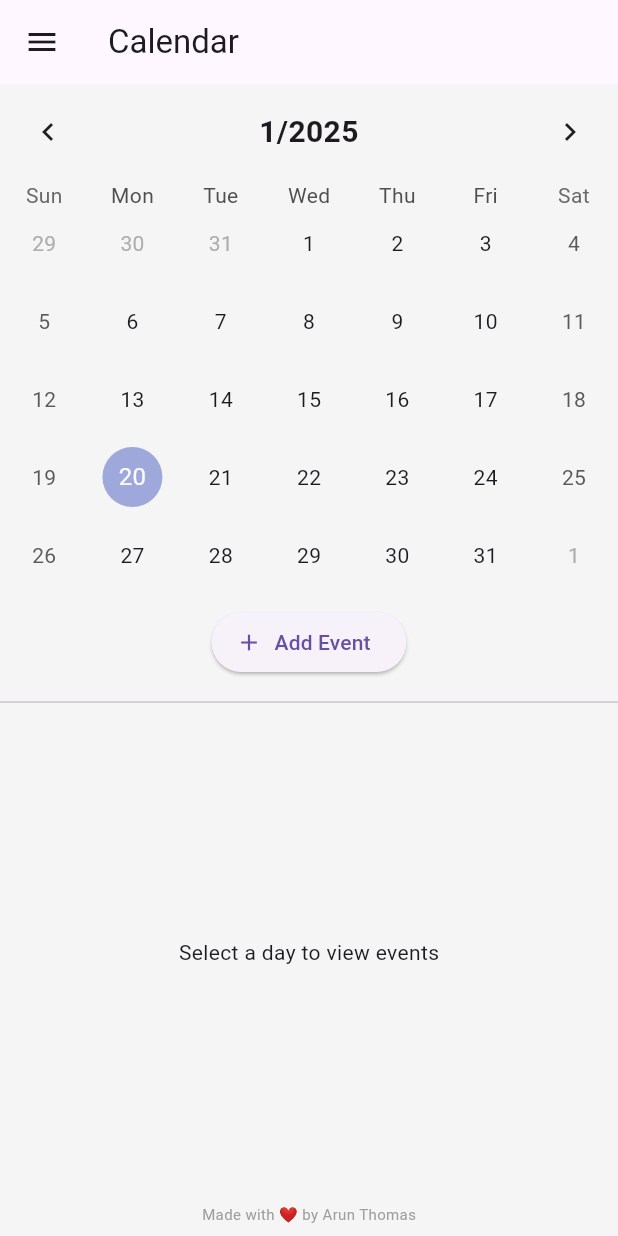
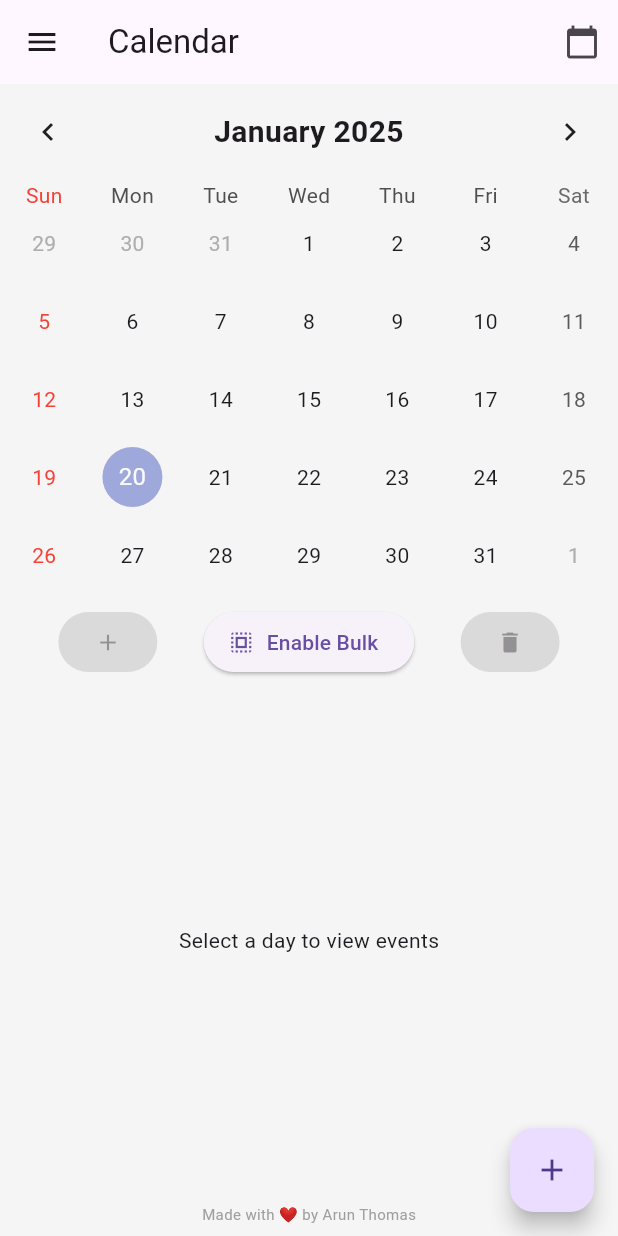
Before and after one commit to IngeniousThomas/LeaveBuddy, a Flutter app: the CalendarPage screen opened by its route, on a phone screen of 412 x 824 dp. Run offline on Flutter 3.47's test engine with Material 3 defaults, Android fonts, the light colour scheme and no system bars; drawn by our look-alikes of table_calendar; our stand-ins replace font_awesome_flutter, shared_preferences; accounts and stored records are empty.

Commit message:
v1.0.1 calendar UI and bulk feature

```diff
--- a/lib/pages/calendar_page.dart
+++ b/lib/pages/calendar_page.dart
@@ -14,7 +14,9 @@ class CalendarPage extends StatefulWidget {
 class _CalendarPageState extends State<CalendarPage> {
   DateTime _focusedDay = DateTime.now();
   DateTime? _selectedDay;
+  List<DateTime> _selectedDays = [];
   Map<DateTime, List<String>> _events = {};
+  bool _isSelectionMode = false;
 
   @override
   void initState() {
@@ -52,6 +54,16 @@ class _CalendarPageState extends State<CalendarPage> {
     return _events[day] ?? [];
   }
 
+  void _toggleDaySelection(DateTime day) {
+    setState(() {
+      if (_selectedDays.contains(day)) {
+        _selectedDays.remove(day);
+      } else {
+        _selectedDays.add(day);
+      }
+    });
+  }
+
   void _addEvent(String event) {
     if (_selectedDay != null) {
       setState(() {
@@ -59,6 +71,15 @@ class _CalendarPageState extends State<CalendarPage> {
       });
       _saveEvents();
     }
+  }
+
+  void _addEventToSelectedDays(String event) {
+    setState(() {
+      for (var day in _selectedDays) {
+        _events[day] = [...(_events[day] ?? []), event];
+      }
+    });
+    _saveEvents();
   }
 
   void _editEvent(String oldEvent, String newEvent) {
@@ -73,6 +94,27 @@ class _CalendarPageState extends State<CalendarPage> {
       });
       _saveEvents();
     }
+  }
+
+  void _bulkDeleteEvents() {
+    setState(() {
+      for (var day in _selectedDays) {
+        _events.remove(day);
+      }
+      _selectedDays.clear();
+    });
+    _saveEvents();
+  }
+
+  void _toggleSelectionMode() {
+    setState(() {
+      _isSelectionMode = !_isSelectionMode;
+      if (_isSelectionMode) {
+        _selectedDay = null; // Clear highlighted date when entering bulk mode
+      } else {
+        _selectedDays.clear(); // Clear bulk selection when leaving bulk mode
+      }
+    });
   }
 
   void _showDatePickerDialog() {
@@ -91,23 +133,26 @@ class _CalendarPageState extends State<CalendarPage> {
     });
   }
 
-  void _showAddEventDialog() {
+  void _showAddEventDialog({bool isBulk = false}) {
     final TextEditingController eventController = TextEditingController();
     showDialog(
       context: context,
       builder: (context) => AlertDialog(
-        title: Text(_selectedDay != null
+        title: Text(isBulk
+            ? 'Add Event for Selected Days (${_selectedDays.length})'
+            : _selectedDay != null
                 ? 'Add Event for ${_selectedDay!.day}/${_selectedDay!.month}/${_selectedDay!.year}'
                 : 'Please select a date first'),
-        content: _selectedDay != null ? TextField(
+        content: isBulk || _selectedDay != null
+            ? TextField(
                 controller: eventController,
                 decoration: const InputDecoration(
                   labelText: 'Event Description',
-            hintText: 'Enter event details',
                 ),
-          maxLines: 3,
-        ) : null,
-        actions: _selectedDay != null ? [
+              )
+            : null,
+        actions: isBulk || _selectedDay != null
+            ? [
                 TextButton(
                   onPressed: () => Navigator.pop(context),
                   child: const Text('Cancel'),
@@ -115,13 +160,18 @@ class _CalendarPageState extends State<CalendarPage> {
                 ElevatedButton(
                   onPressed: () {
                     if (eventController.text.isNotEmpty) {
+                      if (isBulk) {
+                        _addEventToSelectedDays(eventController.text);
+                      } else {
                         _addEvent(eventController.text);
+                      }
                       Navigator.pop(context);
                     }
                   },
                   child: const Text('Add'),
                 ),
-        ] : [
+              ]
+            : [
                 TextButton(
                   onPressed: () => Navigator.pop(context),
                   child: const Text('OK'),
@@ -131,8 +181,9 @@ class _CalendarPageState extends State<CalendarPage> {
     );
   }
 
-  void _showEditEventDialog(String event) {
-    final TextEditingController eventController = TextEditingController(text: event);
+  void _showEditEventDialog(String oldEvent) {
+    final TextEditingController eventController =
+        TextEditingController(text: oldEvent);
     showDialog(
       context: context,
       builder: (context) => AlertDialog(
@@ -140,10 +191,8 @@ class _CalendarPageState extends State<CalendarPage> {
         content: TextField(
           controller: eventController,
           decoration: const InputDecoration(
-            labelText: 'Event Description',
-            hintText: 'Enter event details',
+            labelText: 'Edit Event Description',
           ),
-          maxLines: 3,
         ),
         actions: [
           TextButton(
@@ -153,7 +202,7 @@ class _CalendarPageState extends State<CalendarPage> {
           ElevatedButton(
             onPressed: () {
               if (eventController.text.isNotEmpty) {
-                _editEvent(event, eventController.text);
+                _editEvent(oldEvent, eventController.text);
                 Navigator.pop(context);
               }
             },
@@ -169,7 +218,15 @@ class _CalendarPageState extends State<CalendarPage> {
     return Scaffold(
       drawer: const AppNavigationDrawer(),
       appBar: AppBar(
-        title: const Text('Calendar'),
+        title: Text(
+          'Calendar'),
+        actions: [
+          IconButton(
+            icon: const Icon(Icons.calendar_today),
+            onPressed: _showDatePickerDialog,
+            tooltip: 'Jump to Date',
+          ),
+        ],
       ),
       body: Column(
         children: [
@@ -177,50 +234,112 @@ class _CalendarPageState extends State<CalendarPage> {
             firstDay: DateTime.utc(2020, 1, 1),
             lastDay: DateTime.utc(2030, 12, 31),
             focusedDay: _focusedDay,
-            calendarFormat: CalendarFormat.month, // Fixed to month view
-            availableCalendarFormats: const {
-              CalendarFormat.month: 'Month'
-            },
-            selectedDayPredicate: (day) {
-              return isSameDay(_selectedDay, day);
-            },
+            calendarFormat: CalendarFormat.month,
+            availableCalendarFormats: const {CalendarFormat.month: 'Month'},
+            selectedDayPredicate: (day) =>
+                (!_isSelectionMode && isSameDay(_selectedDay, day)) ||
+                (_isSelectionMode && _selectedDays.contains(day)),
             onDaySelected: (selectedDay, focusedDay) {
               setState(() {
+                if (_isSelectionMode) {
+                  _toggleDaySelection(selectedDay);
+                } else {
                   _selectedDay = selectedDay;
+                }
                 _focusedDay = focusedDay;
               });
             },
             onPageChanged: (focusedDay) {
+              setState(() {
                 _focusedDay = focusedDay;
+              });
             },
             eventLoader: _getEventsForDay,
             headerStyle: HeaderStyle(
-              titleTextStyle: const TextStyle(fontSize: 20, fontWeight: FontWeight.bold),
-              formatButtonVisible: false,
               titleCentered: true,
-              leftChevronVisible: true,
-              rightChevronVisible: true,
-              titleTextFormatter: (date, locale) =>
-                '${date.month}/${date.year}',
+              titleTextStyle: TextStyle(
+                fontWeight: FontWeight.bold,
+                fontSize: 20,
               ),
-            onHeaderTapped: (_) => _showDatePickerDialog(),
+            ),
+            calendarBuilders: CalendarBuilders(
+              dowBuilder: (context, day) {
+                if (day.weekday == DateTime.sunday) {
+                  return Center(
+                    child: Text(
+                      'Sun',
+                      style: TextStyle(color: Colors.red),
+                    ),
+                  );
+                }
+                return null;
+              },
+              defaultBuilder: (context, day, focusedDay) {
+                if (day.weekday == DateTime.sunday) {
+                  return Center(
+                    child: Text(
+                      '${day.day}',
+                      style: TextStyle(color: Colors.red),
+                    ),
+                  );
+                }
+                return null;
+              },
+            ),
           ),
           Padding(
             padding: const EdgeInsets.all(8.0),
-            child: ElevatedButton.icon(
-              onPressed: _showAddEventDialog,
-              icon: const Icon(Icons.add),
-              label: const Text('Add Event'),
+            child: Row(
+              mainAxisAlignment: MainAxisAlignment.spaceEvenly,
+              children: [
+                ElevatedButton(
+                  onPressed: _isSelectionMode
+                      ? () => _showAddEventDialog(isBulk: true)
+                      : null,
+                  child: const Icon(Icons.add),
+                ),
+                ElevatedButton.icon(
+                  onPressed: _toggleSelectionMode,
+                  icon: Icon(
+                    _isSelectionMode ? Icons.cancel : Icons.select_all,
+                  ),
+                  label: Text(
+                    _isSelectionMode ? 'Disable Bulk' : 'Enable Bulk',
                   ),
                 ),
-          const Divider(),
+                ElevatedButton(
+                  onPressed: _isSelectionMode ? _bulkDeleteEvents : null,
+                  child: const Icon(Icons.delete),
+                ),
+              ],
+            ),
+          ),
           Expanded(
-            child: _selectedDay == null
+            child: _isSelectionMode
+                ? _selectedDays.isEmpty
+                    ? const Center(
+                        child: Text('No days selected'),
+                      )
+                    : ListView(
+                        children: _selectedDays
+                            .expand((day) => _getEventsForDay(day)
+                                .map((event) => Card(
+                                      margin: const EdgeInsets.symmetric(
+                                        vertical: 4,
+                                        horizontal: 8,
+                                      ),
+                                      child: ListTile(
+                                        title: Text(
+                                            '$event (${day.day}/${day.month}/${day.year})'),
+                                      ),
+                                    )))
+                            .toList(),
+                      )
+                : _selectedDay == null
                     ? const Center(
                         child: Text('Select a day to view events'),
                       )
                     : ListView(
-                    padding: const EdgeInsets.all(8),
                         children: _getEventsForDay(_selectedDay!)
                             .map((event) => Card(
                                   margin: const EdgeInsets.symmetric(
@@ -234,14 +353,18 @@ class _CalendarPageState extends State<CalendarPage> {
                                       children: [
                                         IconButton(
                                           icon: const Icon(Icons.edit),
-                                      onPressed: () => _showEditEventDialog(event),
+                                          onPressed: () =>
+                                              _showEditEventDialog(event),
                                         ),
                                         IconButton(
                                           icon: const Icon(Icons.delete),
                                           onPressed: () {
                                             setState(() {
-                                          _events[_selectedDay!]?.remove(event);
-                                          if (_events[_selectedDay!]?.isEmpty ?? false) {
+                                              _events[_selectedDay!]
+                                                  ?.remove(event);
+                                              if (_events[_selectedDay!]
+                                                      ?.isEmpty ??
+                                                  false) {
                                                 _events.remove(_selectedDay!);
                                               }
                                             });
@@ -264,7 +387,13 @@ class _CalendarPageState extends State<CalendarPage> {
           ),
         ],
       ),
+      floatingActionButton: _isSelectionMode
+          ? null
+          : FloatingActionButton(
+              onPressed: () => _showAddEventDialog(isBulk: false),
+              child: const Icon(Icons.add),
+              tooltip: 'Add Event',
+            ),
     );
-
   }
 }
--- a/lib/pages/leave_page.dart
+++ b/lib/pages/leave_page.dart
@@ -205,8 +205,8 @@ class _LeavePageState extends State<LeavePage> {
               child: ElevatedButton.icon(
                 label: const Text('+  Add New Leave Type'),
                 style: ElevatedButton.styleFrom(
-                  backgroundColor: Colors.deepPurple, // Button background color
-                  foregroundColor: Colors.white,     // Text and icon color
+                  backgroundColor: Colors.white, // Button background color
+                  foregroundColor: Colors.deepPurpleAccent,     // Text and icon color
                   minimumSize: const Size(double.infinity, 48),
                 ),
                 onPressed: _showAddLeaveDialog,
--- a/lib/widgets/navigation_drawer.dart
+++ b/lib/widgets/navigation_drawer.dart
@@ -60,7 +60,7 @@ class AppNavigationDrawer extends StatelessWidget {
           const Padding(
             padding: EdgeInsets.all(8.0),
             child: Text(
-              'V 1.0',
+              'V 1.0.1',
               style: TextStyle(
                 fontSize: 14,
                 color: Colors.grey,
--- a/pubspec.yaml
+++ b/pubspec.yaml
@@ -16,7 +16,7 @@ publish_to: 'none' # Remove this line if you wish to publish to pub.dev
 # https://developer.apple.com/library/archive/documentation/General/Reference/InfoPlistKeyReference/Articles/CoreFoundationKeys.html
 # In Windows, build-name is used as the major, minor, and patch parts
 # of the product and file versions while build-number is used as the build suffix.
-version: 1.0.0+1
+version: 1.0.1+1
 
 environment:
   # Specify the Dart SDK version
```
Also changed, not shown: 8 other files. Lines whose indentation alone changed are shown as unchanged.
